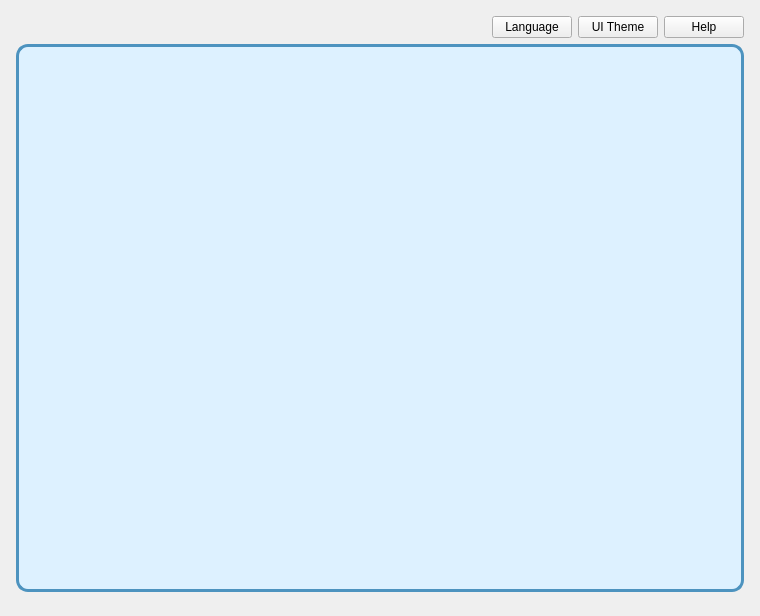
Above: src/mainwindow.ui from shine5402/KiraOtoToolbox before the change. Below: the same form after it.
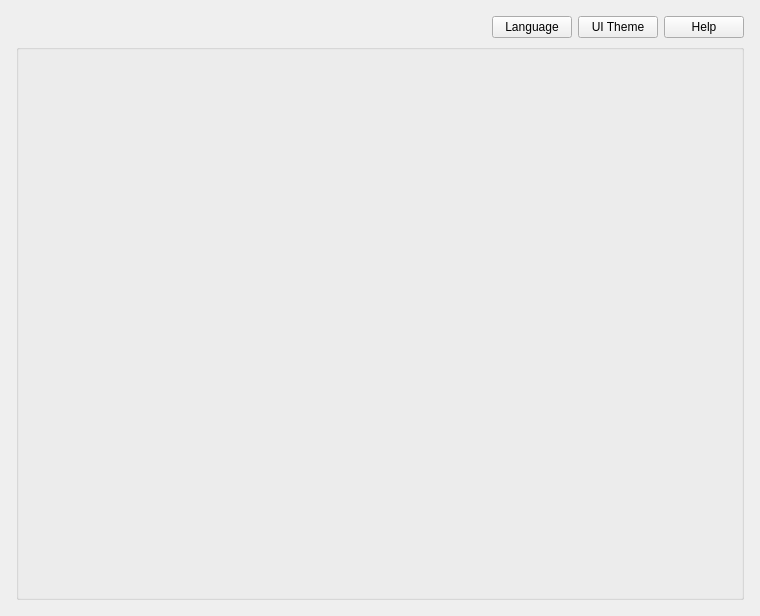
That is the form after the change. Icons and pictures are not drawn.

What changed in the file:
```diff
--- a/src/mainwindow.ui
+++ b/src/mainwindow.ui
@@ -109,21 +109,7 @@
          </layout>
         </item>
         <item>
-         <widget class="QFrame" name="argInfoBlock">
-          <property name="styleSheet">
-           <string notr="true">#argInfoBlock {
-border: 3px solid rgb(77, 147, 191);
-border-radius: 12px;
-background:rgb(221, 241, 255);
-margin-bottom:8px;
-}</string>
-          </property>
-          <property name="frameShape">
-           <enum>QFrame::StyledPanel</enum>
-          </property>
-          <property name="frameShadow">
-           <enum>QFrame::Raised</enum>
-          </property>
+         <widget class="QGroupBox" name="argInfoBlock">
           <layout class="QHBoxLayout" name="horizontalLayout">
            <item>
             <layout class="QVBoxLayout" name="verticalLayout_3">
@@ -181,9 +167,6 @@
                <verstretch>0</verstretch>
               </sizepolicy>
              </property>
-             <property name="styleSheet">
-              <string notr="true">color:rgb(0, 73, 112);</string>
-             </property>
              <property name="textFormat">
               <enum>Qt::RichText</enum>
              </property>
```
Left out of the diff: 2 changed lines with no effect on the pictures.
